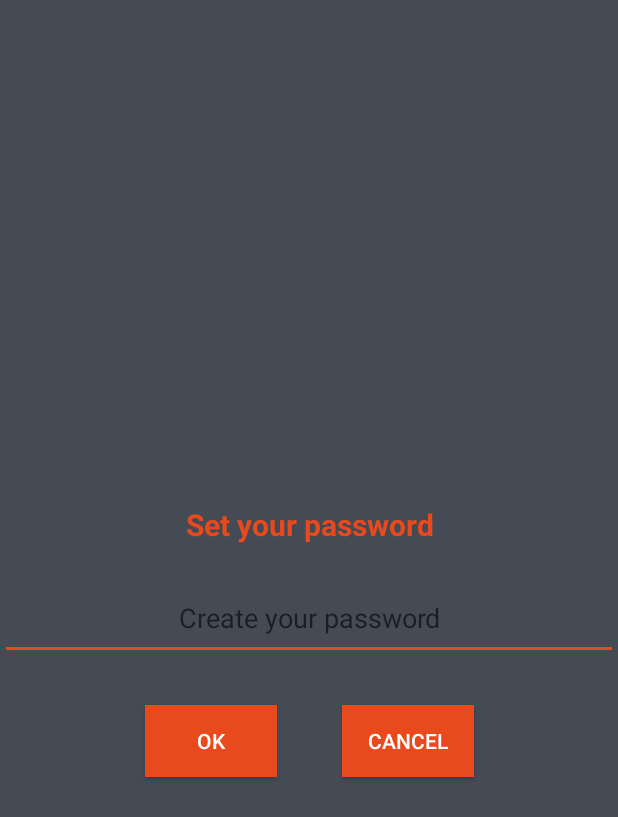
After one commit to Jawidmohammadi/app-locker, an Android app: the layout password_dialog.xml on its own in the app's theme, with its tools: preview values and no code run, on a phone screen of 412 x 824 dp. The commit adds this screen. Shown: the top 817 px of the screen. Run offline under Robolectric (Android 15) with nearby library versions, the phone set to English and light mode, and no system bars.

```diff
--- a/app/src/main/java/com/jawidmohammadi/applocker/PasswordDialog.java
+++ b/app/src/main/java/com/jawidmohammadi/applocker/PasswordDialog.java
@@ -7,6 +7,7 @@ import android.content.DialogInterface.OnClickListener;
 import android.os.Bundle;
 import android.view.LayoutInflater;
 import android.view.View;
+import android.widget.Switch;
 import androidx.annotation.NonNull;
 import androidx.annotation.Nullable;
 import androidx.appcompat.app.AlertDialog;
@@ -16,6 +17,7 @@ import com.google.android.material.textfield.TextInputEditText;
 import java.util.Objects;
 
 public class PasswordDialog extends AppCompatDialogFragment {
+
 private TextInputEditText editTextPassword;
 private PasswordDialogListener listener;
 
@@ -25,12 +27,13 @@ private PasswordDialogListener listener;
   public Dialog onCreateDialog(@Nullable Bundle savedInstanceState) {
     AlertDialog.Builder builder = new Builder(Objects.requireNonNull(getActivity()));
     LayoutInflater inflater = getActivity().getLayoutInflater();
-    View view = inflater.inflate(R.layout.layout_dialog, null, false);
+    View view = inflater.inflate(R.layout.password_dialog, null, false);
     builder.setView(view)
         .setTitle("Set Password")
         .setNegativeButton("Cancel", new OnClickListener() {
           @Override
           public void onClick(DialogInterface dialog, int which) {
+
 
           }
         })
--- a/app/src/main/java/com/jawidmohammadi/applocker/controller/MainActivity.java
+++ b/app/src/main/java/com/jawidmohammadi/applocker/controller/MainActivity.java
@@ -3,6 +3,7 @@ package com.jawidmohammadi.applocker.controller;
 import android.os.Bundle;
 import android.provider.ContactsContract.CommonDataKinds.StructuredName;
 import android.view.View;
+import android.widget.Button;
 import android.widget.Switch;
 import androidx.appcompat.app.AppCompatActivity;
 import androidx.appcompat.widget.SwitchCompat;
@@ -36,5 +37,6 @@ public class MainActivity extends AppCompatActivity {
     NavController navController = Navigation.findNavController(this, R.id.nav_host_fragment);
     NavigationUI.setupActionBarWithNavController(this, navController, appBarConfiguration);
     NavigationUI.setupWithNavController(navView, navController);
+
   }
 }
--- a/app/src/main/java/com/jawidmohammadi/applocker/controller/ui/apps/AppsFragment.java
+++ b/app/src/main/java/com/jawidmohammadi/applocker/controller/ui/apps/AppsFragment.java
@@ -1,10 +1,13 @@
 package com.jawidmohammadi.applocker.controller.ui.apps;
 
+import android.app.AlertDialog;
+import android.app.AlertDialog.Builder;
 import android.content.res.Configuration;
 import android.os.Bundle;
 import android.view.LayoutInflater;
 import android.view.View;
 import android.view.ViewGroup;
+import android.widget.Switch;
 import androidx.annotation.NonNull;
 import androidx.annotation.Nullable;
 import androidx.fragment.app.Fragment;
@@ -26,6 +29,7 @@ public class AppsFragment extends Fragment {
   @Override
   public void onCreate(@Nullable Bundle savedInstanceState) {
     super.onCreate(savedInstanceState);
+
 
 
   }
@@ -53,7 +57,6 @@ public class AppsFragment extends Fragment {
           (app, locked) -> {
             if (locked) {
               //TODO show dialog to get locking password. in the dialog the ok button should result in locking the app
-
               //the dialog should invoke appsViewModel.lock(app, password);
             } else {
               appsViewModel.unlock(app);
--- a/app/src/main/java/com/jawidmohammadi/applocker/view/AppRecyclerAdapter.java
+++ b/app/src/main/java/com/jawidmohammadi/applocker/view/AppRecyclerAdapter.java
@@ -76,7 +76,6 @@ public class AppRecyclerAdapter extends RecyclerView.Adapter<Holder> {
 
   }
 
-
   public interface OnLockChangedListener {
     void changeState(App app, boolean locked);
   }
--- a/app/src/main/res/layout/layout_dialog.xml
+++ /dev/null
@@ -1,30 +0,0 @@
-<?xml version="1.0" encoding="utf-8"?>
-<RelativeLayout xmlns:android="http://schemas.android.com/apk/res/android"
-  android:orientation="vertical"
-  android:layout_width="match_parent"
-  android:layout_height="match_parent">
-  <com.google.android.material.textfield.TextInputEditText
-    android:id="@+id/input_password"
-    android:layout_width="wrap_content"
-    android:layout_height="wrap_content"
-    android:padding="16dp"
-    android:hint="@string/create_your_password"
-    android:inputType="textPassword"
-    />
-  <Button
-    android:id="@+id/ok_button"
-    android:layout_width="wrap_content"
-    android:layout_height="wrap_content"
-    android:layout_marginLeft="4dp"
-    android:layout_toRightOf="@id/input_password"
-    android:text="OK"/>
-  <Button
-    android:id="@+id/cancel_action"
-    android:layout_width="wrap_content"
-    android:layout_height="wrap_content"
-    android:layout_marginStart="112dp"
-    android:layout_toEndOf="@id/input_password"
-    android:text="Cancel"/>
-
-
-</RelativeLayout>
--- /dev/null
+++ b/app/src/main/res/layout/password_dialog.xml
@@ -0,0 +1,59 @@
+<?xml version="1.0" encoding="utf-8"?>
+<RelativeLayout xmlns:android="http://schemas.android.com/apk/res/android"
+  android:orientation="vertical"
+  android:layout_width="match_parent"
+  android:layout_height="match_parent"
+  android:background="@color/background">
+
+
+  <TextView
+    android:textColor="@color/colorPrimary"
+    android:layout_width="match_parent"
+    android:layout_height="wrap_content"
+    android:text="Set your password"
+    android:textSize="20sp"
+    android:textStyle="bold"
+    android:layout_above="@id/input_password"
+    android:layout_marginBottom="20dp"
+    android:textAlignment="center"
+
+    />
+
+  <com.google.android.material.textfield.TextInputEditText
+    android:id="@+id/input_password"
+    android:textColor="@color/colorPrimary"
+    style="@style/TextAppearance.AppCompat.Medium"
+    android:layout_width="match_parent"
+    android:gravity="center"
+    android:layout_height="wrap_content"
+    android:padding="16dp"
+    android:hint="@string/create_your_password"
+    android:inputType="textPassword"
+    android:layout_centerInParent="true"
+    />
+  <Button
+    android:id="@+id/ok_button"
+    android:background="@color/colorPrimary"
+    android:textColor="@color/white"
+    android:layout_width="wrap_content"
+    android:layout_height="wrap_content"
+    android:layout_marginTop="30dp"
+    android:layout_marginEnd="43dp"
+    android:layout_below="@id/input_password"
+    android:layout_toStartOf="@id/cancel_button"
+    android:text="OK"/>
+
+  <Button
+    android:id="@+id/cancel_button"
+    android:layout_width="wrap_content"
+    android:layout_height="wrap_content"
+    android:layout_marginTop="30dp"
+    android:layout_marginRight="96dp"
+    android:background="@color/colorPrimary"
+    android:textColor="@color/white"
+    android:layout_alignParentRight="true"
+    android:layout_below="@id/input_password"
+    android:text="Cancel"/>
+
+
+</RelativeLayout>
--- a/app/src/main/res/values/colors.xml
+++ b/app/src/main/res/values/colors.xml
@@ -5,5 +5,6 @@
   <color name="colorAccent">#e8491d</color>
   <color name="lockedListBackground">#35424a</color>
   <color name="background">#454B55</color>
+  <color name="white">#FFF</color>
 
 </resources>
```
Also changed, not shown: 1 other file.
